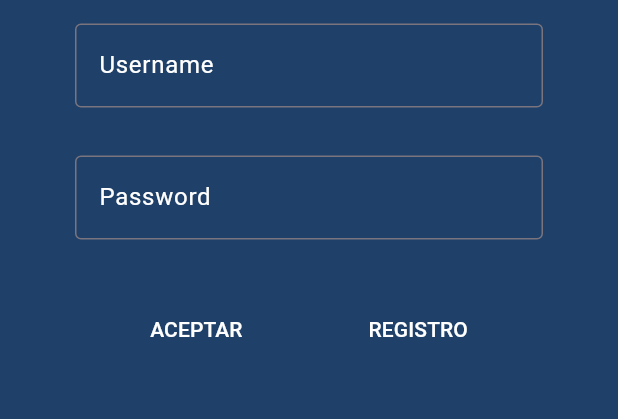
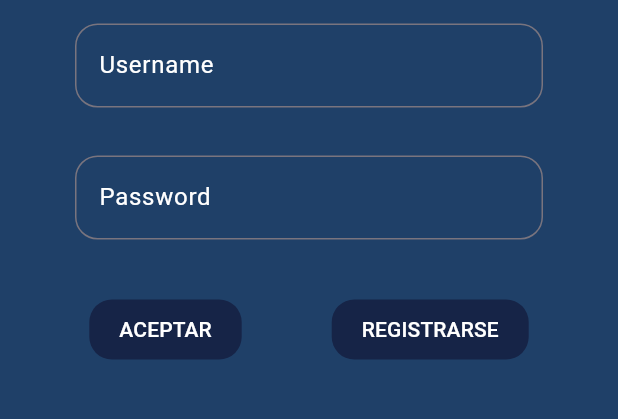
Before and after one commit to marcomar31/ExamenPMDM_PSP_MMartinez_1EV, a Flutter app: the screen it shows after launch, on a phone screen of 412 x 824 dp, the part 572-991 px from its top. Run offline on Flutter 3.47's test engine with Material 3 defaults, Android fonts, the phone set to English and light mode, and no system bars; our stand-ins replace firebase_core; accounts and stored records are empty; generated files the repository leaves out were written again.

Commit message:
PMDM: P1) He creado un EditText y un Botón customizados, y los he implementado en el Login.

```diff
--- /dev/null
+++ b/lib/Customizados/ButtonTextCustomizado.dart
@@ -0,0 +1,27 @@
+import 'package:flutter/material.dart';
+
+class ButtonTextCustomizado extends StatelessWidget {
+  final String buttonText;
+  final VoidCallback onPressed;
+
+  const ButtonTextCustomizado({
+    required this.buttonText,
+    required this.onPressed,
+  });
+
+  @override
+  Widget build(BuildContext context) {
+    return TextButton(
+      onPressed: onPressed,
+      style: TextButton.styleFrom(
+        foregroundColor: Colors.white,
+        backgroundColor: const Color.fromRGBO(22, 36, 71, 1),
+        padding: const EdgeInsets.symmetric(horizontal: 20, vertical: 10),
+        shape: RoundedRectangleBorder(
+          borderRadius: BorderRadius.circular(15.0),
+        ),
+      ),
+      child: Text(buttonText),
+    );
+  }
+}
--- /dev/null
+++ b/lib/Customizados/EditTextCustomizado.dart
@@ -0,0 +1,40 @@
+import 'package:flutter/material.dart';
+
+class EditTextCustomizado extends StatelessWidget {
+
+  String labelText;
+  TextEditingController tec;
+  bool blIsPassword;
+
+  EditTextCustomizado({super.key,
+    this.labelText="",
+    required this.tec,
+    this.blIsPassword = false,
+  });
+
+  @override
+  Widget build(BuildContext context) {
+    return Container(
+      constraints: const BoxConstraints(maxWidth: 400.0),
+      child: TextFormField(
+        controller: tec,
+        style: const TextStyle(color: Colors.white),
+        decoration: InputDecoration(
+          border: OutlineInputBorder(
+            borderRadius: BorderRadius.circular(15.0),
+            borderSide: const BorderSide(color: Colors.white),
+          ),
+          focusedBorder: OutlineInputBorder(
+            borderRadius: BorderRadius.circular(15.0),
+            borderSide: const BorderSide(color: Color.fromRGBO(22, 36, 71, 1)),
+          ),
+          labelText: labelText,
+          labelStyle: const TextStyle(color: Colors.white),
+        ),
+        cursorColor: const Color.fromRGBO(22, 36, 71, 1),
+        obscureText: blIsPassword,
+      ),
+    );
+  }
+
+}
--- a/lib/OnBoarding/LoginView.dart
+++ b/lib/OnBoarding/LoginView.dart
@@ -1,3 +1,5 @@
+import 'package:examenpmdm_pap_mmartinez_1ev/Customizados/ButtonTextCustomizado.dart';
+import 'package:examenpmdm_pap_mmartinez_1ev/Customizados/EditTextCustomizado.dart';
 import 'package:flutter/material.dart';
 
 class LoginView extends StatelessWidget {
@@ -26,51 +28,23 @@ class LoginView extends StatelessWidget {
         Image.asset("resources/MyLogo.png", height: 325, width: 325,),
         Padding(
           padding: const EdgeInsets.symmetric(horizontal: 50, vertical: 16),
-          child: TextField(
-            controller: tecUsername,
-            style: const TextStyle(color: Colors.white), // Color del texto blanco
-            decoration: const InputDecoration(
-              border: OutlineInputBorder(),
-              labelText: 'Username',
-              labelStyle: TextStyle(color: Colors.white), // Color del texto de la etiqueta blanco
-            ),
-          ),
+          child: EditTextCustomizado(tec: tecUsername, labelText: "Username", blIsPassword: false),
+
         ),
         Padding(
           padding: const EdgeInsets.symmetric(horizontal: 50, vertical: 16),
-          child: TextFormField(
-            controller: tecPassword,
-            style: const TextStyle(color: Colors.white),
-            decoration: const InputDecoration(
-              border: OutlineInputBorder(),
-              labelText: 'Password',
-              labelStyle: TextStyle(color: Colors.white),
-            ),
-            obscureText: true,
-          ),
+          child: EditTextCustomizado(tec: tecPassword, labelText: "Password", blIsPassword: true),
         ),
         Row(
           mainAxisAlignment: MainAxisAlignment.center,
           children: [
             Padding(
               padding: const EdgeInsets.symmetric(horizontal: 30, vertical: 20),
-              child: TextButton(
-                onPressed: onPressedAceptar,
-                style: TextButton.styleFrom(
-                  foregroundColor: Colors.white,
-                ),
-                child: const Text("ACEPTAR"),
-              ),
+              child: ButtonTextCustomizado(buttonText: "ACEPTAR", onPressed: onPressedAceptar),
             ),
             Padding(
               padding: const EdgeInsets.symmetric(horizontal: 30, vertical: 20),
-              child: TextButton(
-                onPressed: onPressedRegistrar,
-                style: TextButton.styleFrom(
-                  foregroundColor: Colors.white,
-                ),
-                child: const Text("REGISTRO"),
-              ),
+              child: ButtonTextCustomizado(buttonText: "REGISTRARSE", onPressed: onPressedRegistrar),
             ),
           ],
         ),
@@ -87,7 +61,6 @@ class LoginView extends StatelessWidget {
         ),
       ),
       centerTitle: true,
-      shadowColor: Colors.blue,
       backgroundColor: const Color.fromRGBO(22, 36, 71, 1),
       automaticallyImplyLeading: false,
     );
```
